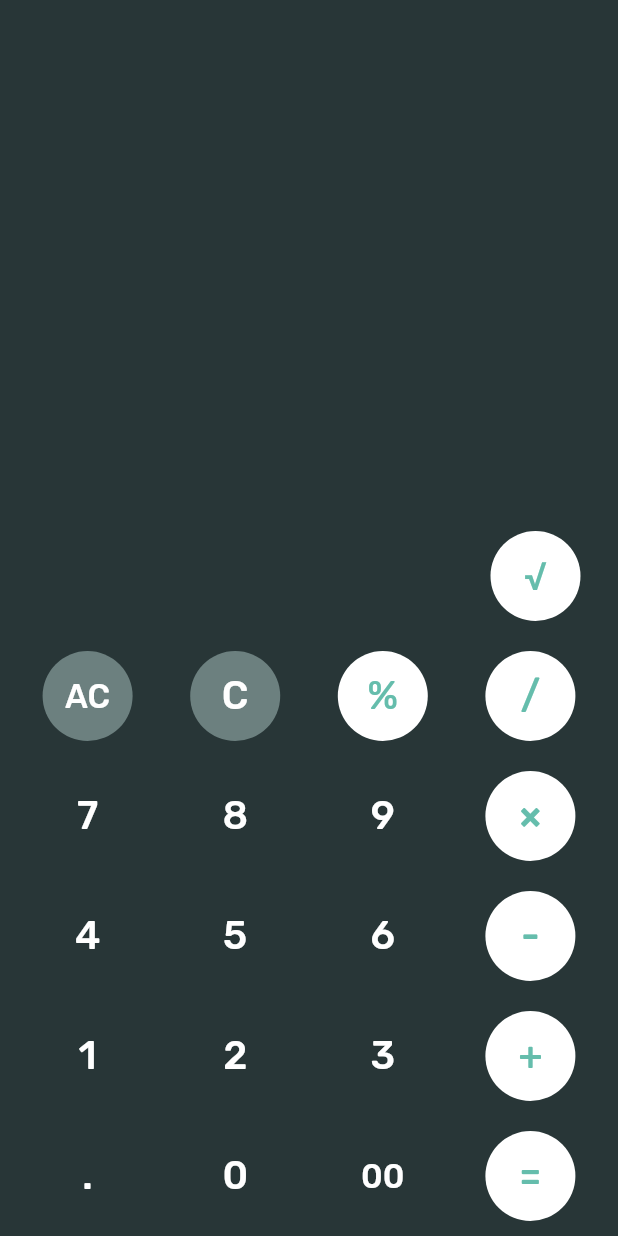
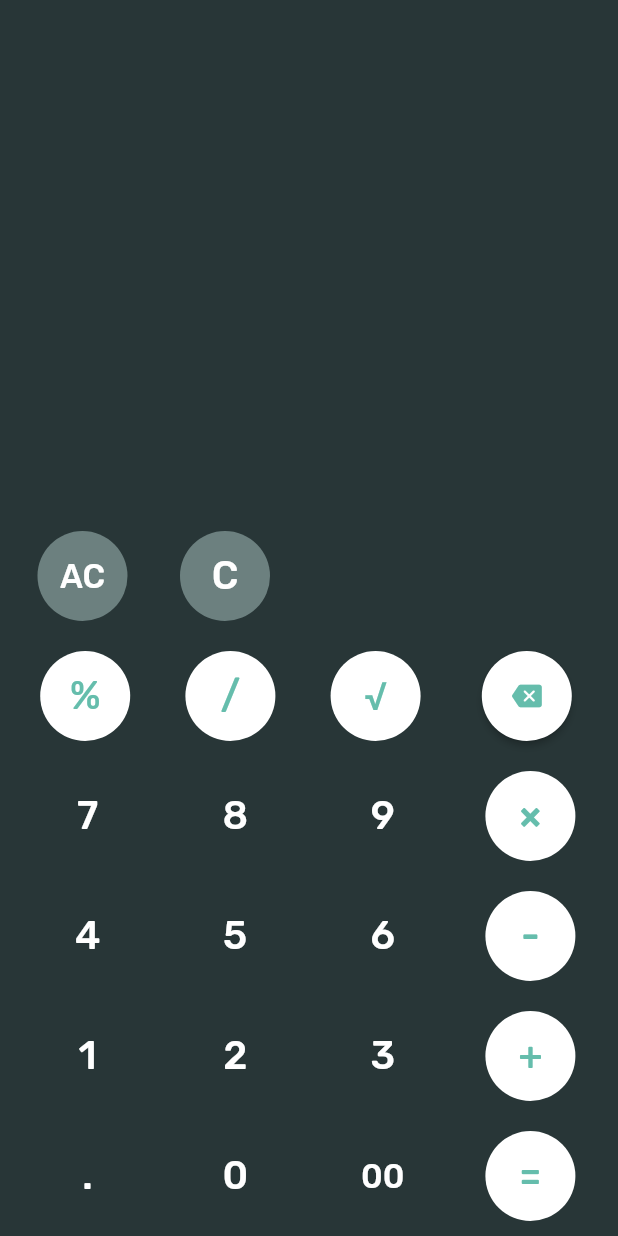
Before and after one commit to mahdyar/calcium, a Flutter app: the screen it shows after launch, on a phone screen of 412 x 824 dp. Run offline on Flutter 3.47's test engine with Material 2 defaults, Android fonts, the phone set to English and light mode, and no system bars; our stand-ins replace google_fonts, math_expressions.

Commit message:
feat: add backspace

```diff
--- a/lib/pages/MainPage.dart
+++ b/lib/pages/MainPage.dart
@@ -35,6 +35,14 @@ class _MainPageState extends State<MainPage> {
     setState(() {
       _expression = '';
     });
+  }
+
+  void onBackSpaceClick() {
+    if (_expression != '' && _expression.length > 0) {
+      setState(() {
+        _expression = _expression.substring(0, _expression.length - 1);
+      });
+    }
   }
 
   void calculate(String equal) {
@@ -86,30 +94,25 @@ class _MainPageState extends State<MainPage> {
         ),
         SizedBox(height: 20),
         Row(
-          mainAxisAlignment: MainAxisAlignment.end,
+          mainAxisAlignment: MainAxisAlignment.start,
           children: <Widget>[
+            SizedBox(width: 15),
             CalculatorButton(
-              label: '√',
-              fillColor: kOperationButtonsColor,
-              textColor: kOperationButtonTextColor,
-              callback: onNumberClick,
+                label: 'AC',
+                fillColor: kClearButtonsColor,
+                textSize: 22,
+                callback: onAllClearClick),
+            SizedBox(width: 15),
+            CalculatorButton(
+              label: 'C',
+              fillColor: kClearButtonsColor,
+              callback: onClearClick,
             ),
-            SizedBox(width: 15),
           ],
         ),
         Row(
             mainAxisAlignment: MainAxisAlignment.spaceEvenly,
             children: <Widget>[
-              CalculatorButton(
-                  label: 'AC',
-                  fillColor: kClearButtonsColor,
-                  textSize: 22,
-                  callback: onAllClearClick),
-              CalculatorButton(
-                label: 'C',
-                fillColor: kClearButtonsColor,
-                callback: onClearClick,
-              ),
               CalculatorButton(
                 label: '%',
                 fillColor: kOperationButtonsColor,
@@ -121,6 +124,25 @@ class _MainPageState extends State<MainPage> {
                 fillColor: kOperationButtonsColor,
                 textColor: kOperationButtonTextColor,
                 callback: onNumberClick,
+              ),
+              CalculatorButton(
+                label: '√',
+                fillColor: kOperationButtonsColor,
+                textColor: kOperationButtonTextColor,
+                callback: onNumberClick,
+              ),
+              MaterialButton(
+                // Backspace Button
+
+                onPressed: onBackSpaceClick,
+                color: kWhite,
+                textColor: Color(kOperationButtonTextColor),
+                child: Icon(
+                  Icons.backspace_rounded,
+                  size: 20,
+                ),
+                padding: EdgeInsets.all(20),
+                shape: CircleBorder(),
               ),
             ]),
         Row(
```
